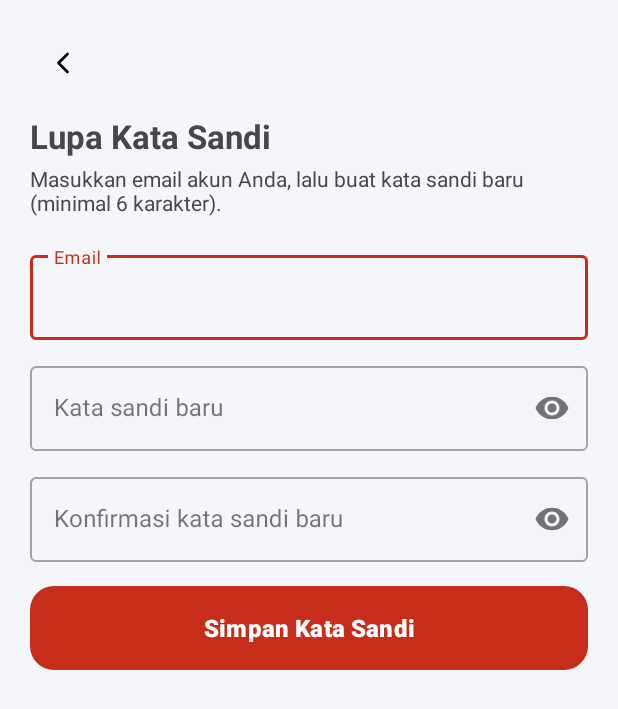
After one commit to nashwaisn-ux/SiagaBencana, an Android app: the LupaSandiActivity screen opened directly, with no data from a screen before it, on a phone screen of 412 x 824 dp. The commit adds this screen. Shown: the top 709 px of the screen. Run offline under Robolectric (Android 15) with nearby library versions, the phone set to English and light mode, and no system bars.

Commit message:
pls no more bug

```diff
--- a/app/src/main/java/com/example/siagabencana/model/Models.kt
+++ b/app/src/main/java/com/example/siagabencana/model/Models.kt
@@ -57,6 +57,12 @@ data class UpdateProfileRequest(
 
 data class ChangePasswordRequest(
     val current_password: String,
+    val password: String,
+    val password_confirmation: String
+)
+
+data class ResetPasswordRequest(
+    val email: String,
     val password: String,
     val password_confirmation: String
 )
--- a/app/src/main/java/com/example/siagabencana/network/ApiService.kt
+++ b/app/src/main/java/com/example/siagabencana/network/ApiService.kt
@@ -38,6 +38,11 @@ interface ApiService {
     @POST("profile/password")
     suspend fun changePassword(
         @Body request: ChangePasswordRequest
+    ): Response<ApiResponse<Any>>
+
+    @POST("reset-password")
+    suspend fun resetPassword(
+        @Body request: ResetPasswordRequest
     ): Response<ApiResponse<Any>>
 
     @GET("kategori")
--- /dev/null
+++ b/app/src/main/res/layout/activity_lupa_sandi.xml
@@ -0,0 +1,101 @@
+<?xml version="1.0" encoding="utf-8"?>
+<ScrollView xmlns:android="http://schemas.android.com/apk/res/android"
+    xmlns:app="http://schemas.android.com/apk/res-auto"
+    android:layout_width="match_parent"
+    android:layout_height="match_parent"
+    android:fillViewport="true">
+
+    <LinearLayout
+        android:layout_width="match_parent"
+        android:layout_height="wrap_content"
+        android:orientation="vertical"
+        android:padding="20dp">
+
+        <ImageButton
+            android:id="@+id/btnBack"
+            android:layout_width="44dp"
+            android:layout_height="44dp"
+            android:background="?attr/selectableItemBackgroundBorderless"
+            android:contentDescription="Kembali"
+            android:src="@drawable/ic_back" />
+
+        <TextView
+            android:layout_width="wrap_content"
+            android:layout_height="wrap_content"
+            android:layout_marginTop="12dp"
+            android:text="Lupa Kata Sandi"
+            android:textSize="22sp"
+            android:textStyle="bold" />
+
+        <TextView
+            android:layout_width="wrap_content"
+            android:layout_height="wrap_content"
+            android:layout_marginTop="4dp"
+            android:layout_marginBottom="20dp"
+            android:text="Masukkan email akun Anda, lalu buat kata sandi baru (minimal 6 karakter)." />
+
+        <com.google.android.material.textfield.TextInputLayout
+            android:id="@+id/tilEmail"
+            style="@style/Widget.MaterialComponents.TextInputLayout.OutlinedBox"
+            android:layout_width="match_parent"
+            android:layout_height="wrap_content"
+            android:hint="Email">
+
+            <com.google.android.material.textfield.TextInputEditText
+                android:id="@+id/etEmail"
+                android:layout_width="match_parent"
+                android:layout_height="wrap_content"
+                android:inputType="textEmailAddress"
+                android:maxLines="1" />
+        </com.google.android.material.textfield.TextInputLayout>
+
+        <com.google.android.material.textfield.TextInputLayout
+            android:id="@+id/tilNewPassword"
+            style="@style/Widget.MaterialComponents.TextInputLayout.OutlinedBox"
+            android:layout_width="match_parent"
+            android:layout_height="wrap_content"
+            android:layout_marginTop="12dp"
+            android:hint="Kata sandi baru"
+            app:endIconMode="password_toggle">
+
+            <com.google.android.material.textfield.TextInputEditText
+                android:id="@+id/etNewPassword"
+                android:layout_width="match_parent"
+                android:layout_height="wrap_content"
+                android:inputType="textPassword"
+                android:maxLines="1" />
+        </com.google.android.material.textfield.TextInputLayout>
+
+        <com.google.android.material.textfield.TextInputLayout
+            android:id="@+id/tilConfirmPassword"
+            style="@style/Widget.MaterialComponents.TextInputLayout.OutlinedBox"
+            android:layout_width="match_parent"
+            android:layout_height="wrap_content"
+            android:layout_marginTop="12dp"
+            android:hint="Konfirmasi kata sandi baru"
+            app:endIconMode="password_toggle">
+
+            <com.google.android.material.textfield.TextInputEditText
+                android:id="@+id/etConfirmPassword"
+                android:layout_width="match_parent"
+                android:layout_height="wrap_content"
+                android:inputType="textPassword"
+                android:maxLines="1" />
+        </com.google.android.material.textfield.TextInputLayout>
+
+        <com.google.android.material.progressindicator.LinearProgressIndicator
+            android:id="@+id/progressSave"
+            android:layout_width="match_parent"
+            android:layout_height="wrap_content"
+            android:layout_marginTop="16dp"
+            android:indeterminate="true"
+            android:visibility="gone" />
+
+        <com.google.android.material.button.MaterialButton
+            android:id="@+id/btnSimpan"
+            android:layout_width="match_parent"
+            android:layout_height="56dp"
+            android:layout_marginTop="16dp"
+            android:text="Simpan Kata Sandi" />
+    </LinearLayout>
+</ScrollView>
```
Also changed, not shown: app/src/main/AndroidManifest.xml (+12 -2 lines), app/src/main/java/com/example/siagabencana/LoginActivity.kt (+8 -0 lines), app/src/main/java/com/example/siagabencana/LupaSandiActivity.kt (added, +106 -0 lines), 2 other files.
